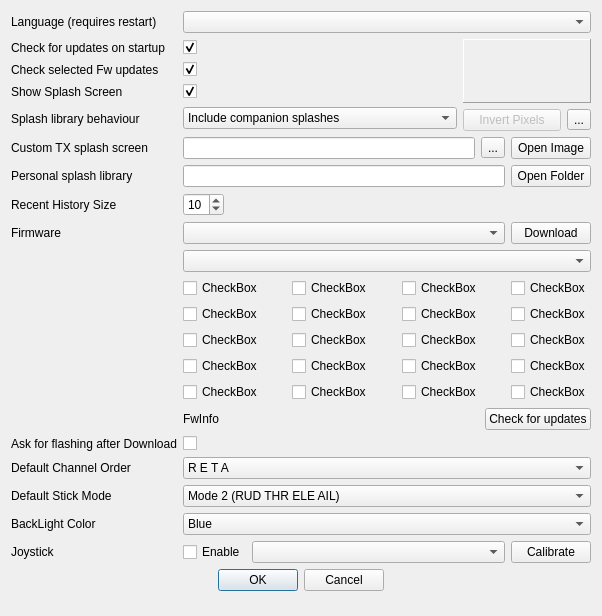
First picture: the form in src/preferencesdialog.ui, repository roberto1903/companion9x, before the edit.
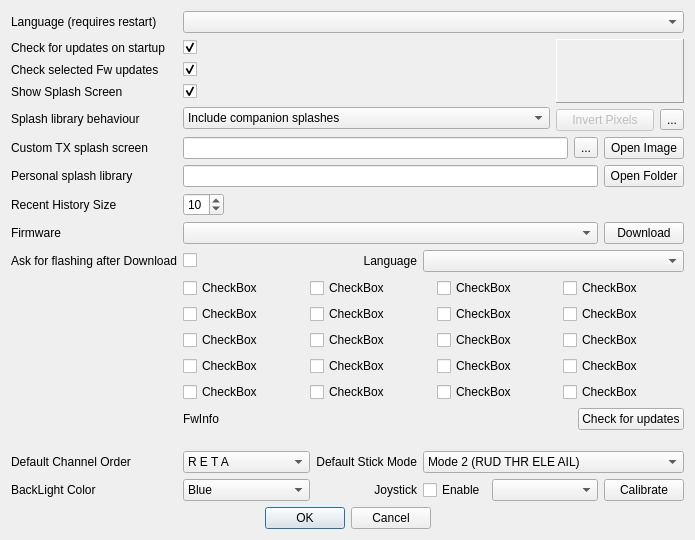
Second picture: the form after the edit. Icons and pictures are not drawn.

Commit message: New preference dialog

Diff of the .ui file:
```diff
--- a/src/preferencesdialog.ui
+++ b/src/preferencesdialog.ui
@@ -6,12 +6,12 @@
    <rect>
     <x>0</x>
     <y>0</y>
-    <width>602</width>
-    <height>616</height>
+    <width>695</width>
+    <height>538</height>
    </rect>
   </property>
   <property name="sizePolicy">
-   <sizepolicy hsizetype="Minimum" vsizetype="Preferred">
+   <sizepolicy hsizetype="Minimum" vsizetype="MinimumExpanding">
     <horstretch>0</horstretch>
     <verstretch>0</verstretch>
    </sizepolicy>
@@ -29,12 +29,63 @@
    <iconset resource="companion9x.qrc">
     <normaloff>:/images/preferences.png</normaloff>:/images/preferences.png</iconset>
   </property>
-  <layout class="QGridLayout" name="gridLayout_4" columnstretch="0,0,0">
-   <item row="5" column="0">
-    <widget class="QLabel" name="label_8">
+  <layout class="QGridLayout" name="gridLayout_4" columnstretch="0,1,0,1,0">
+   <item row="6" column="1" colspan="4">
+    <layout class="QGridLayout" name="gridLayout_2">
+     <item row="0" column="0">
+      <widget class="QLineEdit" name="libraryPath">
+       <property name="enabled">
+        <bool>true</bool>
+       </property>
+       <property name="readOnly">
+        <bool>true</bool>
+       </property>
+      </widget>
+     </item>
+     <item row="0" column="1">
+      <widget class="QPushButton" name="libraryPathButton">
+       <property name="text">
+        <string>Open Folder</string>
+       </property>
+      </widget>
+     </item>
+    </layout>
+   </item>
+   <item row="2" column="1">
+    <widget class="QCheckBox" name="startupCheck_fw">
      <property name="text">
-      <string>Custom TX splash screen</string>
+      <string/>
      </property>
+     <property name="checked">
+      <bool>true</bool>
+     </property>
+    </widget>
+   </item>
+   <item row="9" column="1">
+    <widget class="QCheckBox" name="burnFirmware">
+     <property name="text">
+      <string/>
+     </property>
+    </widget>
+   </item>
+   <item row="4" column="1" colspan="3">
+    <widget class="QComboBox" name="splashincludeCB">
+     <property name="sizePolicy">
+      <sizepolicy hsizetype="MinimumExpanding" vsizetype="Fixed">
+       <horstretch>0</horstretch>
+       <verstretch>0</verstretch>
+      </sizepolicy>
+     </property>
+     <item>
+      <property name="text">
+       <string>Include companion splashes</string>
+      </property>
+     </item>
+     <item>
+      <property name="text">
+       <string>Only user defined splashes</string>
+      </property>
+     </item>
     </widget>
    </item>
    <item row="7" column="1">
@@ -53,19 +104,53 @@
      </property>
     </widget>
    </item>
-   <item row="12" column="0">
-    <widget class="QLabel" name="label_12">
+   <item row="3" column="1">
+    <widget class="QCheckBox" name="showSplash">
      <property name="text">
-      <string>Ask for flashing after Download</string>
+      <string/>
+     </property>
+     <property name="checked">
+      <bool>true</bool>
      </property>
     </widget>
    </item>
-   <item row="0" column="0">
-    <widget class="QLabel" name="label">
-     <property name="text">
-      <string>Language (requires restart)</string>
-     </property>
-    </widget>
+   <item row="5" column="1" colspan="4">
+    <layout class="QHBoxLayout" name="horizontalLayout_2">
+     <item>
+      <widget class="QLineEdit" name="SplashFileName">
+       <property name="enabled">
+        <bool>true</bool>
+       </property>
+       <property name="readOnly">
+        <bool>true</bool>
+       </property>
+      </widget>
+     </item>
+     <item>
+      <widget class="QToolButton" name="splashLibraryButton">
+       <property name="text">
+        <string>...</string>
+       </property>
+       <property name="icon">
+        <iconset resource="companion9x.qrc">
+         <normaloff>:/images/library.png</normaloff>:/images/library.png</iconset>
+       </property>
+      </widget>
+     </item>
+     <item>
+      <widget class="QPushButton" name="SplashSelect">
+       <property name="sizePolicy">
+        <sizepolicy hsizetype="Fixed" vsizetype="Fixed">
+         <horstretch>0</horstretch>
+         <verstretch>0</verstretch>
+        </sizepolicy>
+       </property>
+       <property name="text">
+        <string>Open Image</string>
+       </property>
+      </widget>
+     </item>
+    </layout>
    </item>
    <item row="1" column="0">
     <widget class="QLabel" name="label_2">
@@ -74,17 +159,7 @@
      </property>
     </widget>
    </item>
-   <item row="1" column="1">
-    <widget class="QCheckBox" name="startupCheck_companion9x">
-     <property name="text">
-      <string/>
-     </property>
-     <property name="checked">
-      <bool>true</bool>
-     </property>
-    </widget>
-   </item>
-   <item row="1" column="2" rowspan="4">
+   <item row="1" column="4" rowspan="4">
     <layout class="QGridLayout" name="gridLayout_3" columnstretch="0,0">
      <item row="0" column="0" colspan="2">
       <widget class="QLabel" name="imageLabel">
@@ -156,23 +231,6 @@
      </item>
     </layout>
    </item>
-   <item row="2" column="0">
-    <widget class="QLabel" name="label_7">
-     <property name="text">
-      <string>Check selected Fw updates</string>
-     </property>
-    </widget>
-   </item>
-   <item row="2" column="1">
-    <widget class="QCheckBox" name="startupCheck_fw">
-     <property name="text">
-      <string/>
-     </property>
-     <property name="checked">
-      <bool>true</bool>
-     </property>
-    </widget>
-   </item>
    <item row="3" column="0">
     <widget class="QLabel" name="label_4">
      <property name="text">
@@ -180,16 +238,6 @@
      </property>
     </widget>
    </item>
-   <item row="3" column="1">
-    <widget class="QCheckBox" name="showSplash">
-     <property name="text">
-      <string/>
-     </property>
-     <property name="checked">
-      <bool>true</bool>
-     </property>
-    </widget>
-   </item>
    <item row="4" column="0">
     <widget class="QLabel" name="label_10">
      <property name="text">
@@ -197,24 +245,11 @@
      </property>
     </widget>
    </item>
-   <item row="4" column="1">
-    <widget class="QComboBox" name="splashincludeCB">
-     <property name="sizePolicy">
-      <sizepolicy hsizetype="MinimumExpanding" vsizetype="Fixed">
-       <horstretch>0</horstretch>
-       <verstretch>0</verstretch>
-      </sizepolicy>
+   <item row="5" column="0">
+    <widget class="QLabel" name="label_8">
+     <property name="text">
+      <string>Custom TX splash screen</string>
      </property>
-     <item>
-      <property name="text">
-       <string>Include companion splashes</string>
-      </property>
-     </item>
-     <item>
-      <property name="text">
-       <string>Only user defined splashes</string>
-      </property>
-     </item>
     </widget>
    </item>
    <item row="6" column="0">
@@ -238,124 +273,101 @@
      </property>
     </widget>
    </item>
-   <item row="13" column="0">
+   <item row="14" column="0">
     <widget class="QLabel" name="label_13">
      <property name="text">
       <string>Default Channel Order</string>
      </property>
     </widget>
    </item>
-   <item row="14" column="0">
-    <widget class="QLabel" name="label_14">
-     <property name="text">
-      <string>Default Stick Mode</string>
-     </property>
-    </widget>
-   </item>
-   <item row="15" column="0">
+   <item row="16" column="0">
     <widget class="QLabel" name="label_3">
      <property name="text">
       <string>BackLight Color</string>
      </property>
     </widget>
    </item>
-   <item row="16" column="0">
-    <widget class="QLabel" name="label_11">
+   <item row="18" column="0" colspan="5">
+    <layout class="QHBoxLayout" name="horizontalLayout_3">
+     <property name="sizeConstraint">
+      <enum>QLayout::SetMaximumSize</enum>
+     </property>
+     <item>
+      <spacer name="horizontalSpacer_3">
+       <property name="orientation">
+        <enum>Qt::Horizontal</enum>
+       </property>
+       <property name="sizeHint" stdset="0">
+        <size>
+         <width>40</width>
+         <height>20</height>
+        </size>
+       </property>
+      </spacer>
+     </item>
+     <item>
+      <widget class="QDialogButtonBox" name="buttonBox">
+       <property name="orientation">
+        <enum>Qt::Horizontal</enum>
+       </property>
+       <property name="standardButtons">
+        <set>QDialogButtonBox::Cancel|QDialogButtonBox::Ok</set>
+       </property>
+       <property name="centerButtons">
+        <bool>true</bool>
+       </property>
+      </widget>
+     </item>
+     <item>
+      <spacer name="horizontalSpacer_4">
+       <property name="orientation">
+        <enum>Qt::Horizontal</enum>
+       </property>
+       <property name="sizeHint" stdset="0">
+        <size>
+         <width>40</width>
+         <height>20</height>
+        </size>
+       </property>
+      </spacer>
+     </item>
+    </layout>
+   </item>
+   <item row="13" column="3">
+    <spacer name="verticalSpacer">
+     <property name="orientation">
+      <enum>Qt::Vertical</enum>
+     </property>
+     <property name="sizeType">
+      <enum>QSizePolicy::MinimumExpanding</enum>
+     </property>
+     <property name="sizeHint" stdset="0">
+      <size>
+       <width>20</width>
+       <height>15</height>
+      </size>
+     </property>
+    </spacer>
+   </item>
+   <item row="9" column="0">
+    <widget class="QLabel" name="label_12">
      <property name="text">
-      <string>Joystick</string>
+      <string>Ask for flashing after Download</string>
      </property>
     </widget>
    </item>
-   <item row="0" column="1" colspan="2">
-    <widget class="QComboBox" name="locale_QB"/>
-   </item>
-   <item row="5" column="1" colspan="2">
-    <layout class="QHBoxLayout" name="horizontalLayout_2">
-     <item>
-      <widget class="QLineEdit" name="SplashFileName">
-       <property name="enabled">
-        <bool>true</bool>
-       </property>
-       <property name="readOnly">
-        <bool>true</bool>
-       </property>
-      </widget>
-     </item>
-     <item>
-      <widget class="QToolButton" name="splashLibraryButton">
-       <property name="text">
-        <string>...</string>
-       </property>
-       <property name="icon">
-        <iconset resource="companion9x.qrc">
-         <normaloff>:/images/library.png</normaloff>:/images/library.png</iconset>
-       </property>
-      </widget>
-     </item>
-     <item>
-      <widget class="QPushButton" name="SplashSelect">
-       <property name="sizePolicy">
-        <sizepolicy hsizetype="Fixed" vsizetype="Fixed">
-         <horstretch>0</horstretch>
-         <verstretch>0</verstretch>
-        </sizepolicy>
-       </property>
-       <property name="text">
-        <string>Open Image</string>
-       </property>
-      </widget>
-     </item>
-    </layout>
-   </item>
-   <item row="6" column="1" colspan="2">
-    <layout class="QGridLayout" name="gridLayout_2">
-     <item row="0" column="0">
-      <widget class="QLineEdit" name="libraryPath">
-       <property name="enabled">
-        <bool>true</bool>
-       </property>
-       <property name="readOnly">
-        <bool>true</bool>
-       </property>
-      </widget>
-     </item>
-     <item row="0" column="1">
-      <widget class="QPushButton" name="libraryPathButton">
-       <property name="text">
-        <string>Open Folder</string>
-       </property>
-      </widget>
-     </item>
-    </layout>
-   </item>
-   <item row="8" column="1" colspan="2">
-    <layout class="QHBoxLayout" name="horizontalLayout_4">
+   <item row="10" column="1" colspan="4">
+    <layout class="QGridLayout" name="gridLayout" columnstretch="1,1,1,1">
      <property name="sizeConstraint">
       <enum>QLayout::SetMaximumSize</enum>
      </property>
-     <item>
-      <widget class="QComboBox" name="downloadVerCB"/>
-     </item>
-     <item>
-      <widget class="QPushButton" name="fw_dnld">
-       <property name="sizePolicy">
-        <sizepolicy hsizetype="Fixed" vsizetype="Fixed">
-         <horstretch>0</horstretch>
-         <verstretch>0</verstretch>
-        </sizepolicy>
-       </property>
+     <item row="1" column="1">
+      <widget class="QCheckBox" name="optionCheckBox_6">
        <property name="text">
-        <string>Download</string>
+        <string>CheckBox</string>
        </property>
       </widget>
      </item>
-    </layout>
-   </item>
-   <item row="10" column="1" colspan="2">
-    <layout class="QGridLayout" name="gridLayout">
-     <property name="sizeConstraint">
-      <enum>QLayout::SetMaximumSize</enum>
-     </property>
      <item row="0" column="0">
       <widget class="QCheckBox" name="optionCheckBox_1">
        <property name="sizePolicy">
@@ -382,34 +394,6 @@
        </property>
       </widget>
      </item>
-     <item row="4" column="0">
-      <widget class="QCheckBox" name="optionCheckBox_13">
-       <property name="text">
-        <string>CheckBox</string>
-       </property>
-      </widget>
-     </item>
-     <item row="4" column="2">
-      <widget class="QCheckBox" name="optionCheckBox_15">
-       <property name="text">
-        <string>CheckBox</string>
-       </property>
-      </widget>
-     </item>
-     <item row="4" column="1">
-      <widget class="QCheckBox" name="optionCheckBox_14">
-       <property name="text">
-        <string>CheckBox</string>
-       </property>
-      </widget>
-     </item>
-     <item row="0" column="3">
-      <widget class="QCheckBox" name="optionCheckBox_4">
-       <property name="text">
-        <string>CheckBox</string>
-       </property>
-      </widget>
-     </item>
      <item row="0" column="2">
       <widget class="QCheckBox" name="optionCheckBox_3">
        <property name="sizePolicy">
@@ -423,6 +407,13 @@
        </property>
       </widget>
      </item>
+     <item row="0" column="3">
+      <widget class="QCheckBox" name="optionCheckBox_4">
+       <property name="text">
+        <string>CheckBox</string>
+       </property>
+      </widget>
+     </item>
      <item row="1" column="0">
       <widget class="QCheckBox" name="optionCheckBox_5">
        <property name="text">
@@ -430,13 +421,6 @@
        </property>
       </widget>
      </item>
-     <item row="1" column="1">
-      <widget class="QCheckBox" name="optionCheckBox_6">
-       <property name="text">
-        <string>CheckBox</string>
-       </property>
-      </widget>
-     </item>
      <item row="1" column="2">
       <widget class="QCheckBox" name="optionCheckBox_7">
        <property name="text">
@@ -472,6 +456,13 @@
        </property>
       </widget>
      </item>
+     <item row="3" column="0">
+      <widget class="QCheckBox" name="optionCheckBox_13">
+       <property name="text">
+        <string>CheckBox</string>
+       </property>
+      </widget>
+     </item>
      <item row="2" column="3">
       <widget class="QCheckBox" name="optionCheckBox_12">
        <property name="text">
@@ -479,35 +470,49 @@
        </property>
       </widget>
      </item>
-     <item row="4" column="3">
+     <item row="3" column="1">
+      <widget class="QCheckBox" name="optionCheckBox_14">
+       <property name="text">
+        <string>CheckBox</string>
+       </property>
+      </widget>
+     </item>
+     <item row="3" column="2">
+      <widget class="QCheckBox" name="optionCheckBox_15">
+       <property name="text">
+        <string>CheckBox</string>
+       </property>
+      </widget>
+     </item>
+     <item row="3" column="3">
       <widget class="QCheckBox" name="optionCheckBox_16">
        <property name="text">
         <string>CheckBox</string>
        </property>
       </widget>
      </item>
-     <item row="5" column="0">
+     <item row="4" column="0">
       <widget class="QCheckBox" name="optionCheckBox_17">
        <property name="text">
         <string>CheckBox</string>
        </property>
       </widget>
      </item>
-     <item row="5" column="1">
+     <item row="4" column="1">
       <widget class="QCheckBox" name="optionCheckBox_18">
        <property name="text">
         <string>CheckBox</string>
        </property>
       </widget>
      </item>
-     <item row="5" column="2">
+     <item row="4" column="2">
       <widget class="QCheckBox" name="optionCheckBox_19">
        <property name="text">
         <string>CheckBox</string>
        </property>
       </widget>
      </item>
-     <item row="5" column="3">
+     <item row="4" column="3">
       <widget class="QCheckBox" name="optionCheckBox_20">
        <property name="text">
         <string>CheckBox</string>
@@ -516,7 +521,7 @@
      </item>
     </layout>
    </item>
-   <item row="11" column="1" colspan="2">
+   <item row="11" column="1" colspan="4">
     <layout class="QHBoxLayout" name="horizontalLayout_5">
      <item>
       <widget class="QLabel" name="FwInfo">
@@ -540,7 +545,77 @@
      </item>
     </layout>
    </item>
-   <item row="13" column="1" colspan="2">
+   <item row="8" column="1" colspan="4">
+    <layout class="QHBoxLayout" name="horizontalLayout_4">
+     <property name="sizeConstraint">
+      <enum>QLayout::SetMaximumSize</enum>
+     </property>
+     <item>
+      <widget class="QComboBox" name="downloadVerCB"/>
+     </item>
+     <item>
+      <widget class="QPushButton" name="fw_dnld">
+       <property name="sizePolicy">
+        <sizepolicy hsizetype="Fixed" vsizetype="Fixed">
+         <horstretch>0</horstretch>
+         <verstretch>0</verstretch>
+        </sizepolicy>
+       </property>
+       <property name="text">
+        <string>Download</string>
+       </property>
+      </widget>
+     </item>
+    </layout>
+   </item>
+   <item row="0" column="1" colspan="4">
+    <widget class="QComboBox" name="locale_QB"/>
+   </item>
+   <item row="1" column="1">
+    <widget class="QCheckBox" name="startupCheck_companion9x">
+     <property name="text">
+      <string/>
+     </property>
+     <property name="checked">
+      <bool>true</bool>
+     </property>
+    </widget>
+   </item>
+   <item row="0" column="0">
+    <widget class="QLabel" name="label">
+     <property name="text">
+      <string>Language (requires restart)</string>
+     </property>
+    </widget>
+   </item>
+   <item row="9" column="2">
+    <widget class="QLabel" name="label_15">
+     <property name="text">
+      <string>Language</string>
+     </property>
+     <property name="alignment">
+      <set>Qt::AlignRight|Qt::AlignTrailing|Qt::AlignVCenter</set>
+     </property>
+    </widget>
+   </item>
+   <item row="9" column="3" colspan="2">
+    <widget class="QComboBox" name="langCombo">
+     <property name="sizePolicy">
+      <sizepolicy hsizetype="Preferred" vsizetype="Fixed">
+       <horstretch>0</horstretch>
+       <verstretch>0</verstretch>
+      </sizepolicy>
+     </property>
+    </widget>
+   </item>
+   <item row="2" column="0">
+    <widget class="QLabel" name="label_7">
+     <property name="text">
+      <string>Check selected Fw updates</string>
+     </property>
+    </widget>
+   </item>
+   <item row="14" column="1">
     <widget class="QComboBox" name="channelorderCB">
      <property name="sizePolicy">
       <sizepolicy hsizetype="MinimumExpanding" vsizetype="Fixed">
@@ -684,7 +759,84 @@
      </item>
     </widget>
    </item>
-   <item row="14" column="1" colspan="2">
+   <item row="16" column="1">
+    <widget class="QComboBox" name="backLightColor">
+     <item>
+      <property name="text">
+       <string>Blue</string>
+      </property>
+     </item>
+     <item>
+      <property name="text">
+       <string>Green</string>
+      </property>
+     </item>
+     <item>
+      <property name="text">
+       <string>Red</string>
+      </property>
+     </item>
+     <item>
+      <property name="text">
+       <string>Orange</string>
+      </property>
+     </item>
+     <item>
+      <property name="text">
+       <string>Yellow</string>
+      </property>
+     </item>
+    </widget>
+   </item>
+   <item row="16" column="2">
+    <widget class="QLabel" name="label_11">
+     <property name="text">
+      <string>Joystick</string>
+     </property>
+     <property name="alignment">
+      <set>Qt::AlignRight|Qt::AlignTrailing|Qt::AlignVCenter</set>
+     </property>
+    </widget>
+   </item>
+   <item row="16" column="3" colspan="2">
+    <layout class="QHBoxLayout" name="horizontalLayout">
+     <item>
+      <widget class="QCheckBox" name="joystickChkB">
+       <property name="text">
+        <string>Enable</string>
+       </property>
+      </widget>
+     </item>
+     <item>
+      <widget class="QComboBox" name="joystickCB">
+       <property name="sizePolicy">
+        <sizepolicy hsizetype="MinimumExpanding" vsizetype="Fixed">
+         <horstretch>0</horstretch>
+         <verstretch>0</verstretch>
+        </sizepolicy>
+       </property>
+      </widget>
+     </item>
+     <item>
+      <widget class="QPushButton" name="joystickcalButton">
+       <property name="text">
+        <string>Calibrate</string>
+       </property>
+      </widget>
+     </item>
+    </layout>
+   </item>
+   <item row="14" column="2">
+    <widget class="QLabel" name="label_14">
+     <property name="text">
+      <string>Default Stick Mode</string>
+     </property>
+     <property name="alignment">
+      <set>Qt::AlignRight|Qt::AlignTrailing|Qt::AlignVCenter</set>
+     </property>
+    </widget>
+   </item>
+   <item row="14" column="3" colspan="2">
     <widget class="QComboBox" name="stickmodeCB">
      <property name="whatsThis">
       <string>Mode selection:
@@ -732,123 +884,6 @@
      </item>
     </widget>
    </item>
-   <item row="15" column="1" colspan="2">
-    <widget class="QComboBox" name="backLightColor">
-     <item>
-      <property name="text">
-       <string>Blue</string>
-      </property>
-     </item>
-     <item>
-      <property name="text">
-       <string>Green</string>
-      </property>
-     </item>
-     <item>
-      <property name="text">
-       <string>Red</string>
-      </property>
-     </item>
-     <item>
-      <property name="text">
-       <string>Orange</string>
-      </property>
-     </item>
-     <item>
-      <property name="text">
-       <string>Yellow</string>
-      </property>
-     </item>
-    </widget>
-   </item>
-   <item row="16" column="1" colspan="2">
-    <layout class="QHBoxLayout" name="horizontalLayout">
-     <item>
-      <widget class="QCheckBox" name="joystickChkB">
-       <property name="text">
-        <string>Enable</string>
-       </property>
-      </widget>
-     </item>
-     <item>
-      <widget class="QComboBox" name="joystickCB">
-       <property name="sizePolicy">
-        <sizepolicy hsizetype="MinimumExpanding" vsizetype="Fixed">
-         <horstretch>0</horstretch>
-         <verstretch>0</verstretch>
-        </sizepolicy>
-       </property>
-      </widget>
-     </item>
-     <item>
-      <widget class="QPushButton" name="joystickcalButton">
-       <property name="text">
-        <string>Calibrate</string>
-       </property>
-      </widget>
-     </item>
-    </layout>
-   </item>
-   <item row="17" column="0" colspan="3">
-    <layout class="QHBoxLayout" name="horizontalLayout_3">
-     <item>
-      <spacer name="horizontalSpacer_3">
-       <property name="orientation">
-        <enum>Qt::Horizontal</enum>
-       </property>
-       <property name="sizeHint" stdset="0">
-        <size>
-         <width>40</width>
-         <height>20</height>
-        </size>
-       </property>
-      </spacer>
-     </item>
-     <item>
-      <widget class="QDialogButtonBox" name="buttonBox">
-       <property name="orientation">
-        <enum>Qt::Horizontal</enum>
-       </property>
-       <property name="standardButtons">
-        <set>QDialogButtonBox::Cancel|QDialogButtonBox::Ok</set>
-       </property>
-       <property name="centerButtons">
-        <bool>true</bool>
-       </property>
-      </widget>
-     </item>
-     <item>
-      <spacer name="horizontalSpacer_4">
-       <property name="orientation">
-        <enum>Qt::Horizontal</enum>
-       </property>
-       <property name="sizeHint" stdset="0">
-        <size>
-         <width>40</width>
-         <height>20</height>
-        </size>
-       </property>
-      </spacer>
-     </item>
-    </layout>
-   </item>
-   <item row="9" column="1" colspan="2">
-    <widget class="QComboBox" name="langCombo">
-     <property name="sizePolicy">
-      <sizepolicy hsizetype="Preferred" vsizetype="Fixed">
-       <horstretch>0</horstretch>
-       <verstretch>0</verstretch>
-      </sizepolicy>
-     </property>
-    </widget>
-   </item>
-   <item row="12" column="1">
-    <widget class="QCheckBox" name="burnFirmware">
-     <property name="text">
-      <string/>
-     </property>
-    </widget>
-   </item>
   </layout>
   <zorder>label_2</zorder>
   <zorder>label_7</zorder>
```
Left out of the diff: 23 changed lines with no effect on the pictures.
